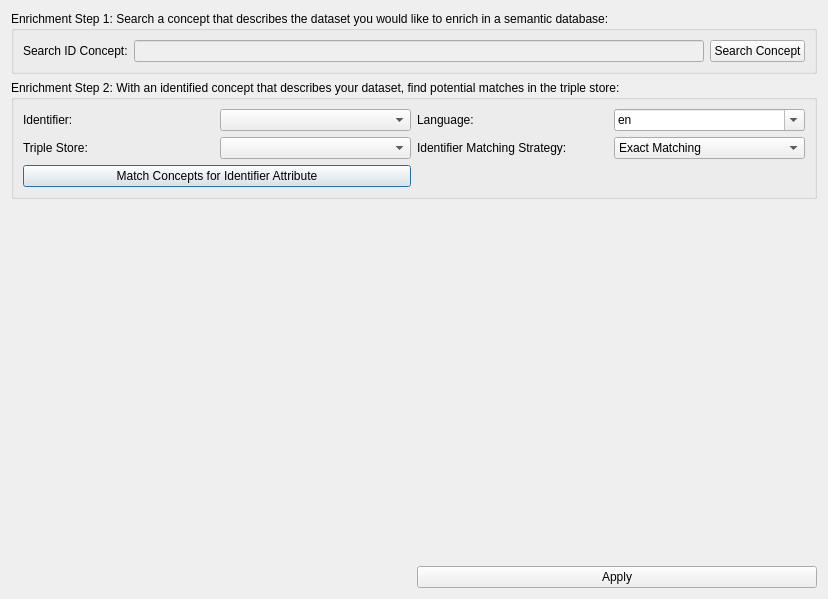
The window that dialogs/ui/whattoenrichdialog.ui (sparqlunicorn/sparqlunicornGoesGIS) describes before a commit, drawn with Qt 5.
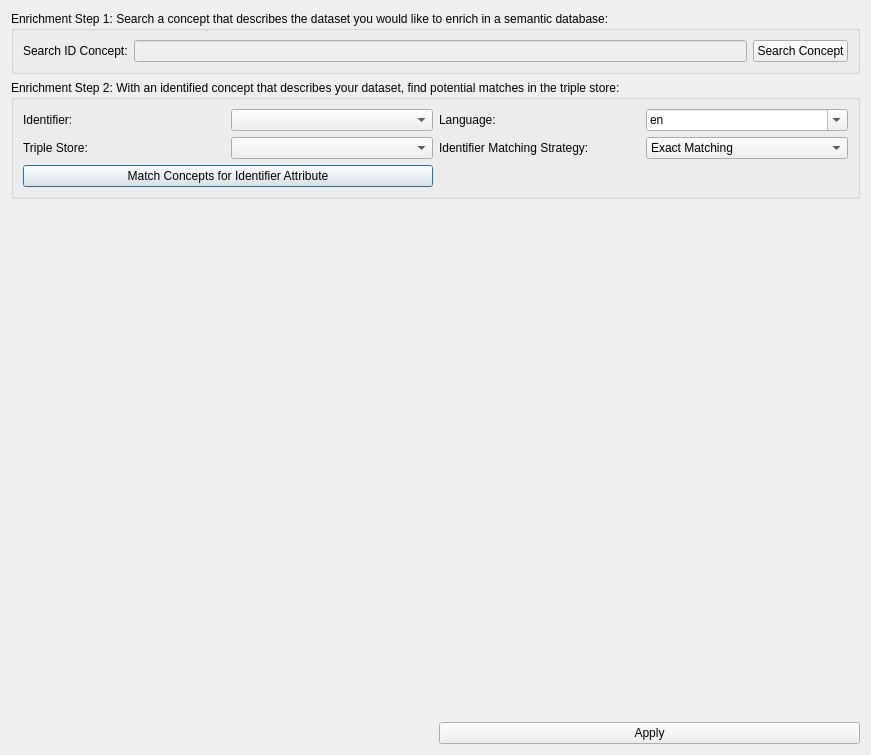
The same window after the commit. Custom widgets are drawn as their Qt base class.

Diff of the .ui file:
```diff
--- a/dialogs/ui/whattoenrichdialog.ui
+++ b/dialogs/ui/whattoenrichdialog.ui
@@ -6,8 +6,8 @@
    <rect>
     <x>0</x>
     <y>0</y>
-    <width>828</width>
-    <height>599</height>
+    <width>871</width>
+    <height>755</height>
    </rect>
   </property>
   <property name="windowTitle">
```
